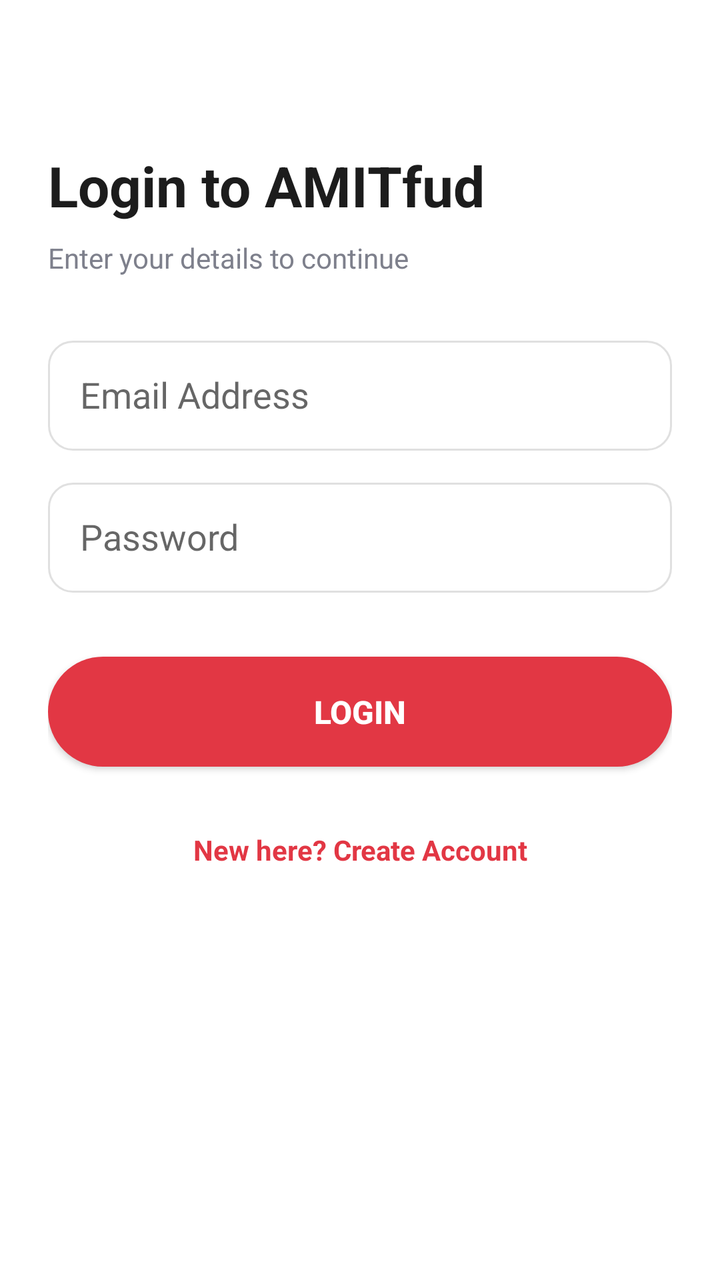
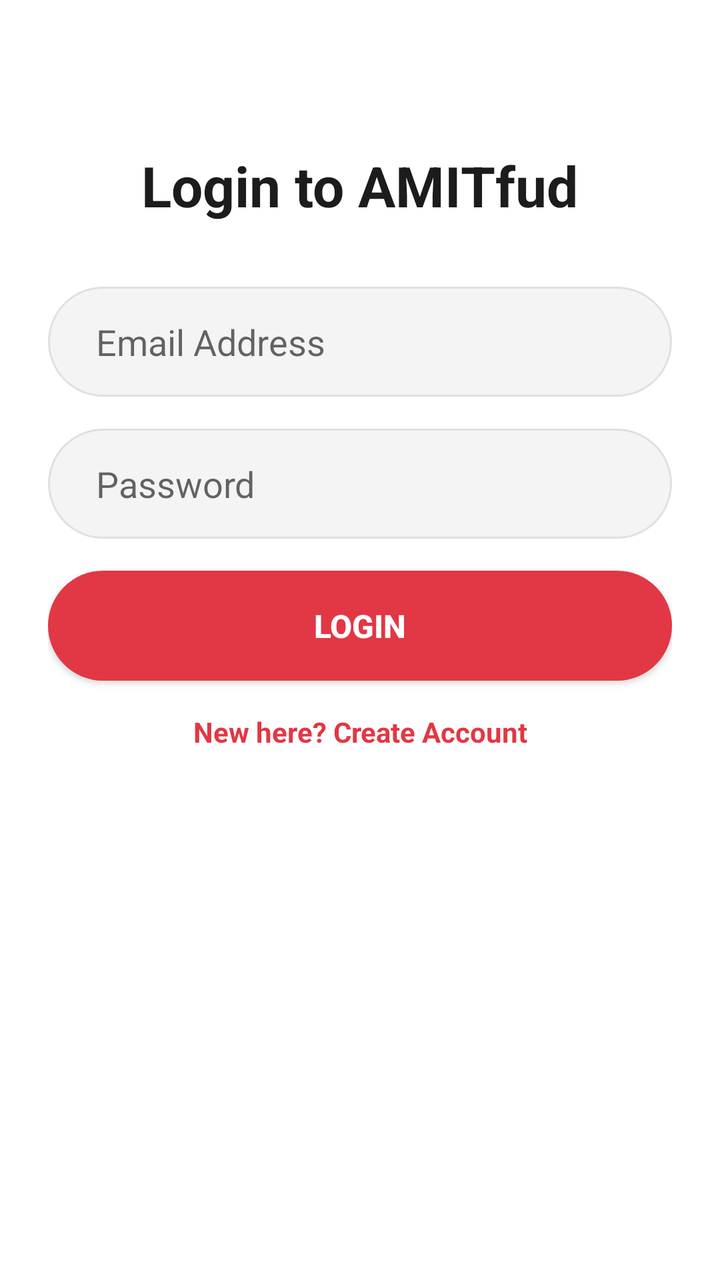

An Android layout rendered at two revisions. The XML below is the earlier revision; the diff shows what the commit changed to produce the second picture.
<!-- AndroidManifest.xml: application theme Theme.AppCompat.Light.NoActionBar -->
<!-- res/layout/activity_login.xml -->
<?xml version="1.0" encoding="utf-8"?>
<ScrollView xmlns:android="http://schemas.android.com/apk/res/android"
    android:layout_width="match_parent" android:layout_height="match_parent"
    android:scrollbars="none" android:background="@color/white">
    
    <LinearLayout android:layout_width="match_parent" android:layout_height="wrap_content"
        android:orientation="vertical" android:padding="24dp">

        <TextView android:id="@+id/tvTitle" android:layout_width="wrap_content" android:layout_height="wrap_content"
            android:text="Login to AMITfud" android:textSize="28sp" android:textStyle="bold"
            android:textColor="@color/text_dark" android:layout_marginTop="50dp"/>

        <TextView android:layout_width="wrap_content" android:layout_height="wrap_content"
            android:text="Enter your details to continue" android:textColor="@color/text_gray"
            android:layout_marginTop="8dp" android:layout_marginBottom="32dp"/>

        
        <EditText android:id="@+id/etEmail" android:layout_width="match_parent"
            android:layout_height="55dp" android:hint="Email Address"
            android:inputType="textEmailAddress"
            android:background="@drawable/bg_search" android:padding="16dp"
            android:textColor="@color/text_dark" android:layout_marginBottom="16dp"/>

        
        <EditText android:id="@+id/etPassword" android:layout_width="match_parent"
            android:layout_height="55dp" android:hint="Password"
            android:inputType="textPassword"
            android:background="@drawable/bg_search" android:padding="16dp"
            android:textColor="@color/text_dark" android:layout_marginBottom="16dp"/>

        
        <EditText android:id="@+id/etConfirmPassword" android:layout_width="match_parent"
            android:layout_height="55dp" android:hint="Confirm Password"
            android:inputType="textPassword" android:visibility="gone"
            android:background="@drawable/bg_search" android:padding="16dp"
            android:textColor="@color/text_dark" android:layout_marginBottom="16dp"/>

        
        <Button android:id="@+id/btnAction" android:layout_width="match_parent"
            android:layout_height="55dp" android:text="LOGIN"
            android:background="@drawable/bg_pill_red"
            android:textColor="@color/white" android:textStyle="bold"
            android:textSize="16sp" android:layout_marginTop="16dp"/>

        
        <TextView android:id="@+id/tvToggleAuth" android:layout_width="match_parent"
            android:layout_height="wrap_content" android:text="New here? Create Account"
            android:textColor="@color/zomato_red" android:textStyle="bold"
            android:gravity="center" android:padding="16dp" android:layout_marginTop="16dp"/>

        
        <Button android:id="@+id/btnForgot" android:layout_width="match_parent"
            android:layout_height="55dp" android:text="FORGOT PASSWORD?"
            android:background="@drawable/bg_pill_outline"
            android:textColor="@color/zomato_red" android:textStyle="bold"
            android:visibility="gone" android:layout_marginTop="8dp"/>

        <ProgressBar android:id="@+id/progressBar" android:layout_width="wrap_content"
            android:layout_height="wrap_content" android:layout_gravity="center"
            android:layout_marginTop="20dp" android:visibility="gone"/>
    </LinearLayout>
</ScrollView>
<!-- resources referenced by this layout -->
<resources>
  <color name="text_dark">#1C1C1C</color>
  <color name="text_gray">#7E808C</color>
  <color name="white">#FFFFFF</color>
  <color name="zomato_red">#E23744</color>
  <!-- drawable bg_pill_outline (drawable) -->
  <?xml version="1.0" encoding="utf-8"?>
  <shape xmlns:android="http://schemas.android.com/apk/res/android">
      <solid android:color="@color/white"/>
      <corners android:radius="50dp"/>
      <stroke android:width="2dp" android:color="@color/zomato_red"/>
  </shape>
  <!-- drawable bg_pill_red (drawable) -->
  <?xml version="1.0" encoding="utf-8"?>
  <shape xmlns:android="http://schemas.android.com/apk/res/android">
      <solid android:color="@color/zomato_red"/>
      <corners android:radius="50dp"/>
  </shape>
  <!-- drawable bg_search (drawable) -->
  <?xml version="1.0" encoding="utf-8"?>
  <shape xmlns:android="http://schemas.android.com/apk/res/android">
      <solid android:color="@color/white"/>
      <corners android:radius="12dp"/>
      <stroke android:width="1dp" android:color="@color/skeleton_bg"/>
  </shape>
  <color name="skeleton_bg">#E0E0E0</color>
</resources>

<!-- the commit's change to res/layout/activity_login.xml (unified diff, before → after) -->
@@ -2,61 +2,40 @@
 <ScrollView xmlns:android="http://schemas.android.com/apk/res/android"
     android:layout_width="match_parent" android:layout_height="match_parent"
     android:scrollbars="none" android:background="@color/white">
-    
     <LinearLayout android:layout_width="match_parent" android:layout_height="wrap_content"
-        android:orientation="vertical" android:padding="24dp">
-
+        android:orientation="vertical" android:padding="24dp" android:gravity="center_horizontal">
+        
         <TextView android:id="@+id/tvTitle" android:layout_width="wrap_content" android:layout_height="wrap_content"
             android:text="Login to AMITfud" android:textSize="28sp" android:textStyle="bold"
             android:textColor="@color/text_dark" android:layout_marginTop="50dp"/>
 
-        <TextView android:layout_width="wrap_content" android:layout_height="wrap_content"
-            android:text="Enter your details to continue" android:textColor="@color/text_gray"
-            android:layout_marginTop="8dp" android:layout_marginBottom="32dp"/>
+        <EditText android:id="@+id/etEmail" android:layout_width="match_parent"
+            android:layout_height="55dp" android:hint="Email Address" android:inputType="textEmailAddress"
+            android:background="@drawable/bg_pill_input" android:paddingStart="24dp" android:paddingEnd="24dp"
+            android:textColor="@color/text_dark" android:layout_marginTop="32dp" android:layout_marginBottom="16dp"/>
 
-        
-        <EditText android:id="@+id/etEmail" android:layout_width="match_parent"
-            android:layout_height="55dp" android:hint="Email Address"
-            android:inputType="textEmailAddress"
-            android:background="@drawable/bg_search" android:padding="16dp"
+        <EditText android:id="@+id/etPassword" android:layout_width="match_parent"
+            android:layout_height="55dp" android:hint="Password" android:inputType="textPassword"
+            android:background="@drawable/bg_pill_input" android:paddingStart="24dp" android:paddingEnd="24dp"
             android:textColor="@color/text_dark" android:layout_marginBottom="16dp"/>
 
-        
-        <EditText android:id="@+id/etPassword" android:layout_width="match_parent"
-            android:layout_height="55dp" android:hint="Password"
-            android:inputType="textPassword"
-            android:background="@drawable/bg_search" android:padding="16dp"
-            android:textColor="@color/text_dark" android:layout_marginBottom="16dp"/>
+        <EditText android:id="@+id/etConfirmPassword" android:layout_width="match_parent"
+            android:layout_height="55dp" android:hint="Confirm Password" android:inputType="textPassword"
+            android:visibility="gone" android:background="@drawable/bg_pill_input"
+            android:paddingStart="24dp" android:paddingEnd="24dp" android:layout_marginBottom="16dp"/>
 
-        
-        <EditText android:id="@+id/etConfirmPassword" android:layout_width="match_parent"
-            android:layout_height="55dp" android:hint="Confirm Password"
-            android:inputType="textPassword" android:visibility="gone"
-            android:background="@drawable/bg_search" android:padding="16dp"
-            android:textColor="@color/text_dark" android:layout_marginBottom="16dp"/>
+        <Button android:id="@+id/btnAction" android:layout_width="match_parent"
+            android:layout_height="55dp" android:text="LOGIN" android:background="@drawable/bg_pill_red"
+            android:textColor="@color/white" android:textStyle="bold" android:textSize="16sp"/>
 
-        
-        <Button android:id="@+id/btnAction" android:layout_width="match_parent"
-            android:layout_height="55dp" android:text="LOGIN"
-            android:background="@drawable/bg_pill_red"
-            android:textColor="@color/white" android:textStyle="bold"
-            android:textSize="16sp" android:layout_marginTop="16dp"/>
-
-        
         <TextView android:id="@+id/tvToggleAuth" android:layout_width="match_parent"
             android:layout_height="wrap_content" android:text="New here? Create Account"
             android:textColor="@color/zomato_red" android:textStyle="bold"
-            android:gravity="center" android:padding="16dp" android:layout_marginTop="16dp"/>
+            android:gravity="center" android:padding="16dp"/>
 
         
-        <Button android:id="@+id/btnForgot" android:layout_width="match_parent"
-            android:layout_height="55dp" android:text="FORGOT PASSWORD?"
-            android:background="@drawable/bg_pill_outline"
-            android:textColor="@color/zomato_red" android:textStyle="bold"
-            android:visibility="gone" android:layout_marginTop="8dp"/>
-
-        <ProgressBar android:id="@+id/progressBar" android:layout_width="wrap_content"
-            android:layout_height="wrap_content" android:layout_gravity="center"
-            android:layout_marginTop="20dp" android:visibility="gone"/>
+        <com.airbnb.lottie.LottieAnimationView
+            android:id="@+id/eggAnimation" android:layout_width="150dp" android:layout_height="150dp"
+            android:visibility="gone" android:layout_marginTop="20dp"/>
     </LinearLayout>
 </ScrollView>
<!-- resource entries referenced after the edit -->
@@ -1,15 +1,14 @@
 <!-- resources referenced by this layout -->
 <resources>
   <color name="text_dark">#1C1C1C</color>
-  <color name="text_gray">#7E808C</color>
   <color name="white">#FFFFFF</color>
   <color name="zomato_red">#E23744</color>
-  <!-- drawable bg_pill_outline (drawable) -->
+  <!-- drawable bg_pill_input (drawable) -->
   <?xml version="1.0" encoding="utf-8"?>
   <shape xmlns:android="http://schemas.android.com/apk/res/android">
-      <solid android:color="@color/white"/>
+      <solid android:color="#F4F4F4"/>
       <corners android:radius="50dp"/>
-      <stroke android:width="2dp" android:color="@color/zomato_red"/>
+      <stroke android:width="1dp" android:color="#E0E0E0"/>
   </shape>
   <!-- drawable bg_pill_red (drawable) -->
   <?xml version="1.0" encoding="utf-8"?>
@@ -17,13 +16,5 @@
       <solid android:color="@color/zomato_red"/>
       <corners android:radius="50dp"/>
   </shape>
-  <!-- drawable bg_search (drawable) -->
-  <?xml version="1.0" encoding="utf-8"?>
-  <shape xmlns:android="http://schemas.android.com/apk/res/android">
-      <solid android:color="@color/white"/>
-      <corners android:radius="12dp"/>
-      <stroke android:width="1dp" android:color="@color/skeleton_bg"/>
-  </shape>
-  <color name="skeleton_bg">#E0E0E0</color>
 </resources>
 
